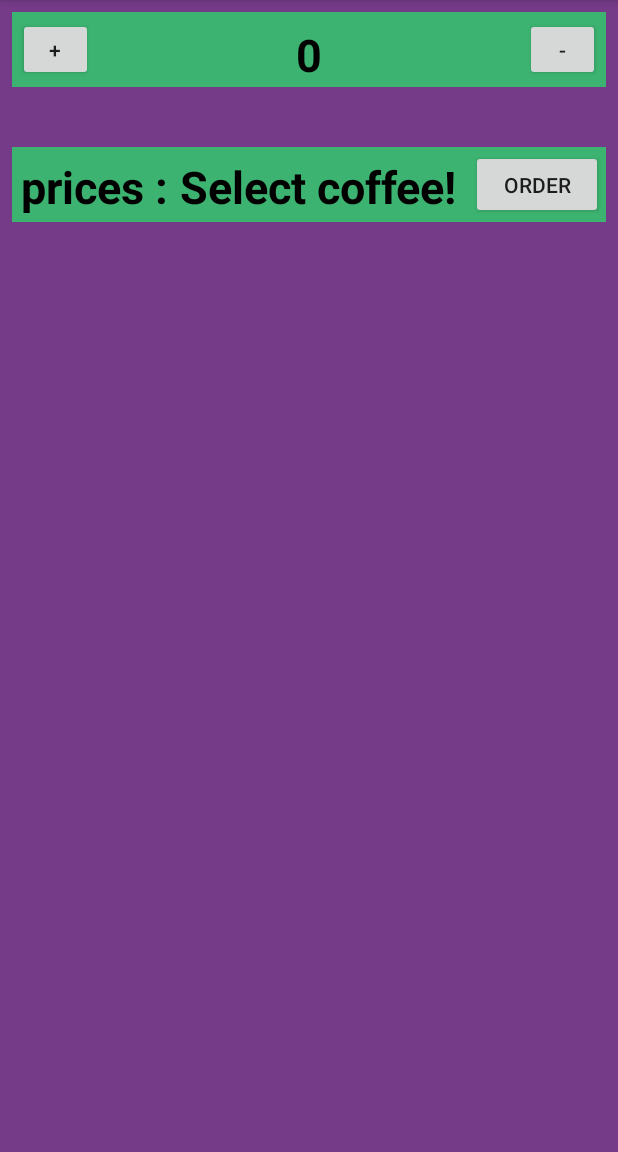
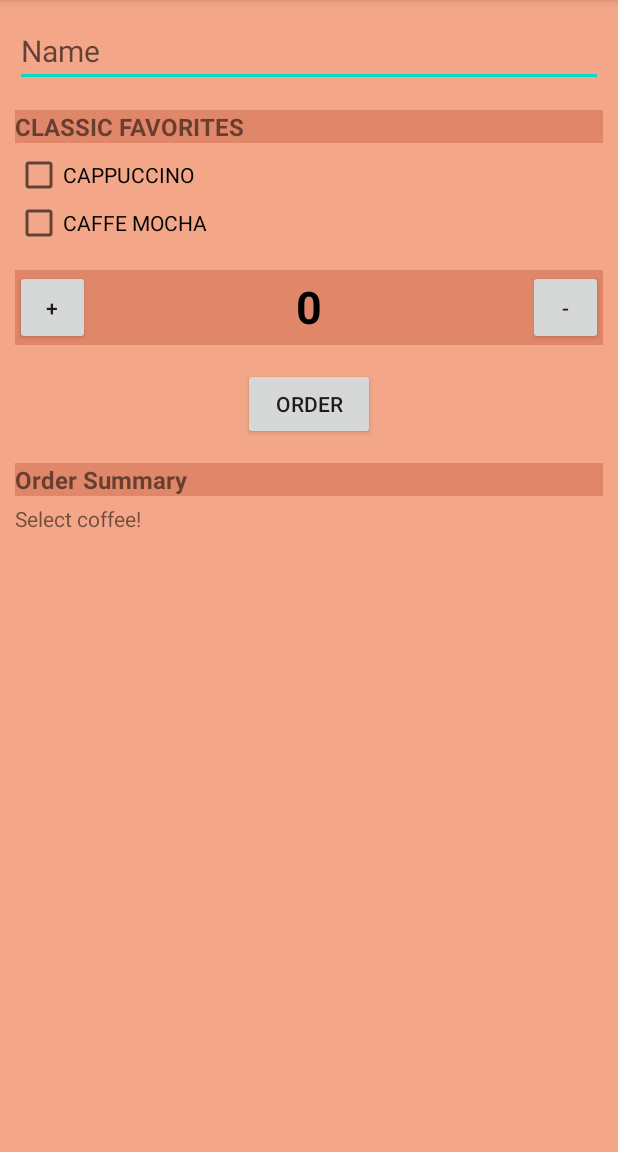
Before and after one commit to adityagalande/android-coffeeOrder, an Android app: the screen it shows after launch (MainActivity), after a tap on "ORDER", on a phone screen of 412 x 824 dp, the part 84-1236 px from its top. Run offline under Robolectric (Android 15) with nearby library versions, the phone set to English and light mode, and no system bars.

Commit message:
activity_main.xml modified

```diff
--- a/app/src/main/java/com/adityagalande/cofeeorder/MainActivity.java
+++ b/app/src/main/java/com/adityagalande/cofeeorder/MainActivity.java
@@ -5,9 +5,11 @@ import androidx.appcompat.app.AppCompatActivity;
 import android.annotation.SuppressLint;
 import android.os.Bundle;
 import android.view.View;
+import android.widget.CheckBox;
+import android.widget.EditText;
 import android.widget.TextView;
+import android.widget.Toast;
 
-import java.text.NumberFormat;
 
 public class MainActivity extends AppCompatActivity {
     int quantity = 0;
@@ -42,19 +44,32 @@ public class MainActivity extends AppCompatActivity {
 
     public void order(View view) {
         int quantitys = quantity;
-        //String msg = (quantitys*5)+"$"+" Thank you!";
-        String msg;
-        if (quantitys < 1) {
+
+        EditText customerName = (EditText) findViewById(R.id.customerName);
+        String custName = customerName.getText().toString();
+
+        CheckBox cappuccino = (CheckBox) findViewById(R.id.cappuccino);
+        boolean Cappuccino = cappuccino.isChecked();
+
+        CheckBox caffeMocha = (CheckBox) findViewById(R.id.caffeMocha);
+        boolean CaffeMocha = caffeMocha.isChecked();
+
+        String msg = "";
+        if (quantitys < 1 ) {
             msg = "Select coffee!";
         } else {
-            msg = (quantitys * 5) + "$" + " Thanks!";
+           if(Cappuccino){
+               quantitys =quantity*5;
+               msg = "Name : " + custName + "\nQuantity : " + quantity + "\nSub Total : " + (quantitys) + "$" + "\nExtra : "+"Cappuccino";
+           }else if(CaffeMocha){
+               quantitys =quantity*7;
+                msg = "Name : " + custName + "\nQuantity : " + quantity + "\nSub Total : " + (quantitys) + "$" + "\nExtra : "+"CaffeMocha";
+            }
         }
-        //String price = Integer.toString(quantitys*5);
-        //displayMessage(quantity+" Cup of coffee "+(quantitys*5)+"$ "+msg);
         displayMessage(msg);
-        //displayprice(quantitys *10);
     }
 
+    @SuppressLint("ShowToast")
     private void displayMessage(String message) {
         TextView xyz = findViewById(R.id.price_textView);
         xyz.setText(message);
--- a/app/src/main/res/layout/activity_main.xml
+++ b/app/src/main/res/layout/activity_main.xml
@@ -4,23 +4,77 @@
     xmlns:tools="http://schemas.android.com/tools"
     android:layout_width="match_parent"
     android:layout_height="match_parent"
-    android:background="#753a88"
+    android:background="#f4a688"
     tools:context=".MainActivity">
+
+    <ScrollView
+        android:layout_width="match_parent"
+        android:layout_height="match_parent"
+        app:layout_constraintBottom_toBottomOf="parent"
+        app:layout_constraintEnd_toEndOf="parent"
+        app:layout_constraintStart_toStartOf="parent"
+        app:layout_constraintTop_toTopOf="parent">
+
+        <LinearLayout
+            android:layout_width="match_parent"
+            android:layout_height="wrap_content"
+            android:orientation="vertical"
+            android:padding="10dp"
+            app:layout_constraintBottom_toBottomOf="parent"
+            app:layout_constraintEnd_toEndOf="parent"
+            app:layout_constraintStart_toStartOf="parent"
+            app:layout_constraintTop_toTopOf="parent">
+
+            <EditText
+                android:id="@+id/customerName"
+                android:layout_width="match_parent"
+                android:layout_height="wrap_content"
+                android:autofillHints="Anonymous!!"
+                android:hint="@string/name"
+                android:textSize="20sp"
+                android:inputType="textCapWords"
+                android:layout_marginBottom="15dp"/>
+
+            <TextView
+                android:layout_width="match_parent"
+                android:layout_height="wrap_content"
+                android:text="@string/classic_favorites"
+                android:textAllCaps="true"
+                android:textSize="16sp"
+                android:textStyle="bold"
+                android:background="#e0876a"
+                android:layout_marginBottom="5dp"/>
+
+            <CheckBox
+                android:id="@+id/cappuccino"
+                android:layout_width="match_parent"
+                android:layout_height="wrap_content"
+                android:text="@string/cappuccino"
+                android:textAllCaps="true" />
+
+            <CheckBox
+                android:id="@+id/caffeMocha"
+                android:layout_width="match_parent"
+                android:layout_height="wrap_content"
+                android:text="@string/caffe_mocha"
+                android:textAllCaps="true" />
+
+
 
             <LinearLayout
                 android:id="@+id/linearLayout"
                 android:layout_width="match_parent"
                 android:layout_height="50dp"
-        android:layout_margin="8dp"
-        android:background="#3CB371"
                 android:orientation="horizontal"
-        android:padding="4dp"
+                android:layout_marginTop="15dp"
+                android:layout_marginBottom="15dp"
+                android:background="#e0876a"
                 app:layout_constraintEnd_toEndOf="parent"
                 app:layout_constraintStart_toStartOf="parent"
                 app:layout_constraintTop_toTopOf="parent">
 
                 <Button
-            android:id="@+id/button1"
+                    android:id="@+id/inc"
                     android:layout_width="50dp"
                     android:layout_height="match_parent"
                     android:onClick="increment"
@@ -39,53 +93,37 @@
                     android:textStyle="bold" />
 
                 <Button
-            android:id="@+id/button2"
+                    android:id="@+id/dec"
                     android:layout_width="50dp"
                     android:layout_height="match_parent"
                     android:onClick="decrement"
                     android:text="@string/minus" />
             </LinearLayout>
 
-    <LinearLayout
-        android:layout_width="match_parent"
-        android:layout_height="50dp"
-        android:layout_marginLeft="8dp"
-        android:layout_marginTop="40dp"
-        android:layout_marginRight="8dp"
-        android:background="#3CB371"
-        android:orientation="horizontal"
-        android:padding="2dp"
-        app:layout_constraintEnd_toEndOf="parent"
-        app:layout_constraintStart_toStartOf="parent"
-        app:layout_constraintTop_toBottomOf="@+id/linearLayout">
+            <Button
+                android:id="@+id/button3"
+                android:layout_width="wrap_content"
+                android:layout_height="wrap_content"
+                android:layout_gravity="center_horizontal"
+                android:onClick="order"
+                android:text="@string/order"
+                android:layout_marginBottom="15dp"/>
 
             <TextView
-            android:id="@+id/textView3"
-            android:layout_width="wrap_content"
-            android:layout_height="match_parent"
-            android:padding="4dp"
-            android:text="@string/prices"
-            android:textColor="#000000"
-            android:textSize="30sp"
-            android:textStyle="bold" />
+                android:layout_width="match_parent"
+                android:layout_height="wrap_content"
+                android:text="@string/order_summary"
+                android:textStyle="bold"
+                android:textSize="16sp"
+                android:background="#e0876a"
+                android:layout_marginBottom="5dp"/>
 
             <TextView
                 android:id="@+id/price_textView"
-            android:layout_width="0dp"
-            android:layout_height="match_parent"
-            android:layout_weight="1"
-            android:padding="4dp"
-            android:text="@string/_0"
-            android:textColor="#000000"
-            android:textSize="30sp"
-            android:textStyle="bold" />
+                android:layout_width="match_parent"
+                android:layout_height="wrap_content"
+                android:text="@string/empty" />
 
-        <Button
-            android:id="@+id/button3"
-            android:layout_width="wrap_content"
-            android:layout_height="match_parent"
-            android:onClick="order"
-            android:text="@string/order" />
         </LinearLayout>
-
+    </ScrollView>
 </androidx.constraintlayout.widget.ConstraintLayout>
--- a/app/src/main/res/values/strings.xml
+++ b/app/src/main/res/values/strings.xml
@@ -8,4 +8,17 @@
     <string name="price">Price</string>
     <string name="prices">prices :</string>
     <string name="order">order</string>
+    <string name="name">Name</string>
+    <string name="cappuccino">CAPPUCCINO</string>
+    <string name="caffe_mocha">CAFFE MOCHA</string>
+    <string name="caramel_macchiato">CARAMEL MACCHIATO</string>
+    <string name="vanilla_latte">VANILLA LATTE</string>
+    <string name="cinnamon_dolce_latte">CINNAMON DOLCE LATTE</string>
+    <string name="classic_favorites">Classic FAVORITES</string>
+    <string name="extras">EXTRAS</string>
+    <string name="additional_espresso_shot">ADDITIONAL ESPRESSO SHOT</string>
+    <string name="add_flavored_syrup">ADD FLAVORED SYRUP</string>
+    <string name="silk_soy">SILK SOY</string>
+    <string name="empty">Empty</string>
+    <string name="order_summary">Order Summary</string>
 </resources>
```
Lines whose indentation alone changed are shown as unchanged.
